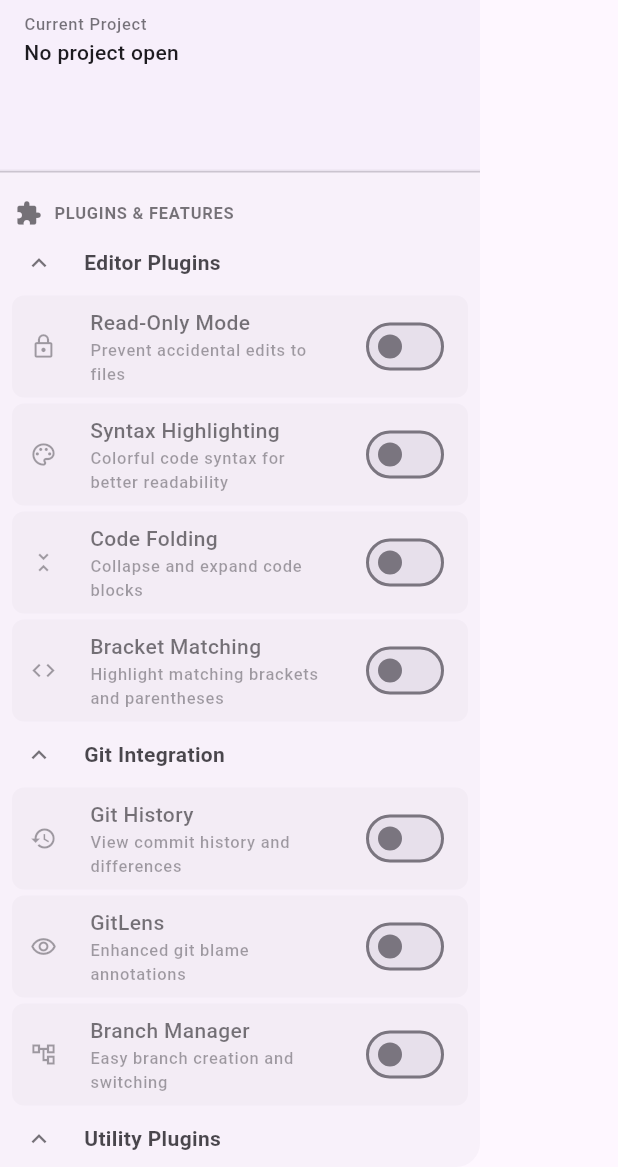
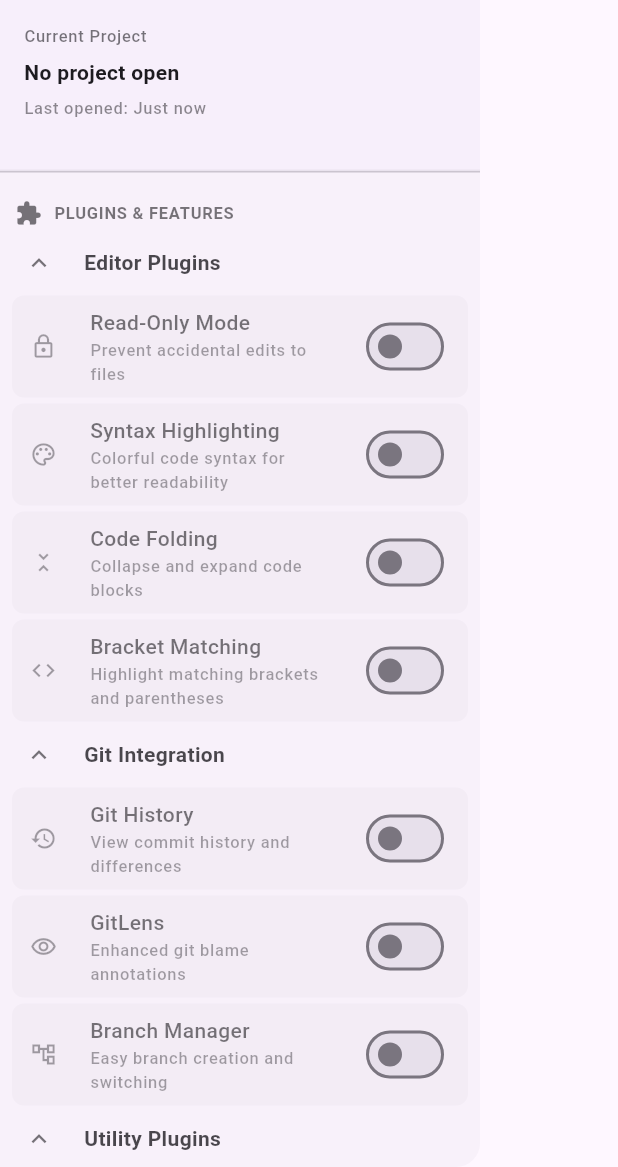
Before and after one commit to bilalsul/rzr, a Flutter app: the AppDrawer widget shown alone on an empty page, opened directly, on a phone screen of 412 x 824 dp, the part 69-1236 px from its top. Run offline on Flutter 3.47's test engine with Material 3 defaults, Android fonts, the phone set to English and light mode, and no system bars; our stand-ins replace flutter_markdown, flutter_riverpod, flutter_secure_storage, flutter_smart_dialog, freezed_annotation, shared_preferences; missing offline and left inert: window_manager; accounts and stored records are empty; generated files the repository leaves out were written again; statements that could not run were skipped; project files that could hold a hidden picture were left out.

Commit message:
hotfix: fix the overflown drawer header due to sizebox added below the currentProjectPath,

```diff
--- a/git_explorer_mob/lib/providers/shared_preferences_provider.dart
+++ b/git_explorer_mob/lib/providers/shared_preferences_provider.dart
@@ -102,6 +102,31 @@ Future<void> saveLastOpenedProject(String projectPath) async {
   await prefs.setString('app_last_opened_project', projectPath);
   notifyListeners();
 }
+
+  // -------------------------------
+  // Current project explicit helpers
+  // -------------------------------
+  /// Save current project id, name and path.
+  Future<void> saveCurrentProject({required String id, required String name, required String path}) async {
+    await prefs.setString('current_project_id', id);
+    await prefs.setString('current_project_name', name);
+    await prefs.setString('current_project_path', path);
+    // Keep backward compatibility with lastOpenedProject
+    await prefs.setString('app_last_opened_project', path);
+    notifyListeners();
+  }
+
+  String get currentProjectId {
+    return prefs.getString('current_project_id') ?? '';
+  }
+
+  String get currentProjectName {
+    return prefs.getString('current_project_name') ?? '';
+  }
+
+  String get currentProjectPath {
+    return prefs.getString('current_project_path') ?? prefs.getString('app_last_opened_project') ?? '';
+  }
 
 Screen get lastKnownScreen {
   switch(lastKnownRoute){
--- a/git_explorer_mob/lib/widgets/common/app_drawer.dart
+++ b/git_explorer_mob/lib/widgets/common/app_drawer.dart
@@ -87,7 +87,9 @@ class _AppDrawerState extends ConsumerState<AppDrawer> {
           const SizedBox(height: 6),
 
           // Current Project Info (sourced from Prefs)
-          Column(
+          Padding(
+            padding: const EdgeInsets.symmetric(vertical: 8.0),
+            child: Column(
               crossAxisAlignment: CrossAxisAlignment.start,
               children: [
                 Text(
@@ -96,32 +98,28 @@ class _AppDrawerState extends ConsumerState<AppDrawer> {
                     color: theme.colorScheme.onSurface.withOpacity(0.6),
                   ),
                 ),
-              const SizedBox(height: 1),
-                  // Show currently opened file if present, otherwise current project
-                  Builder(builder: (ctx) {
-                    final filePath = prefs.currentOpenFile;
-                    final fileName = filePath.isNotEmpty ? filePath.split('/').last : '';
-                    return Column(crossAxisAlignment: CrossAxisAlignment.start, children: [
+                const SizedBox(height: 6),
+                // Prefer explicit currentProjectName, otherwise fall back to lastOpenedProject basename
                 Text(
-                        fileName.isNotEmpty ? fileName : (prefs.lastOpenedProject.isNotEmpty ? prefs.lastOpenedProject.split('/').last : 'No project open'),
-                        style: theme.textTheme.bodyMedium?.copyWith(
-                          fontWeight: FontWeight.w500,
-                        ),
+                  prefs.currentProjectName.isNotEmpty
+                      ? prefs.currentProjectName
+                      : (prefs.lastOpenedProject.isNotEmpty ? prefs.lastOpenedProject.split('/').last : 'No project open'),
+                  style: theme.textTheme.bodyMedium?.copyWith(fontWeight: FontWeight.w600),
                   maxLines: 1,
                   overflow: TextOverflow.ellipsis,
                 ),
-                      if (prefs.lastOpenedProject.isNotEmpty) ...[
-                        const SizedBox(height: 2),
+                const SizedBox(height: 6),
+                if (prefs.currentProjectPath.isNotEmpty)
                   Text(
-                          'Last opened: ${_formatDate(prefs.sessionStartTime)}',
-                          style: theme.textTheme.labelSmall?.copyWith(
-                            color: theme.colorScheme.onSurface.withOpacity(0.5),
+                    prefs.currentProjectPath,
+                    style: theme.textTheme.bodySmall?.copyWith(color: theme.colorScheme.onSurface.withOpacity(0.65)),
+                    maxLines: 2,
+                    overflow: TextOverflow.ellipsis,
                   ),
+                // const SizedBox(height: 6),
+                Text('Last opened: ${_formatDate(prefs.sessionStartTime)}', style: theme.textTheme.labelSmall?.copyWith(color: theme.colorScheme.onSurface.withOpacity(0.5))),
+              ],
             ),
-                      ],
-                    ]);
-                  }),
-            ],
           ),
         ],
       ),
```
Lines whose indentation alone changed are shown as unchanged.
